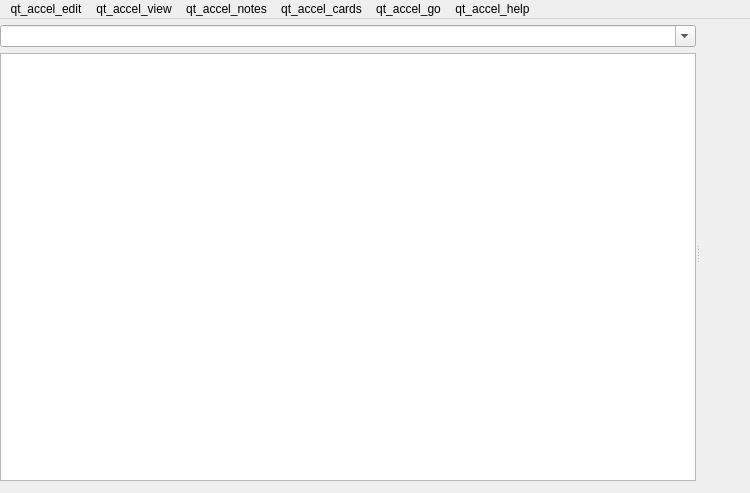
Old version of the form qt/aqt/forms/browser.ui in the repository ankitects/anki.
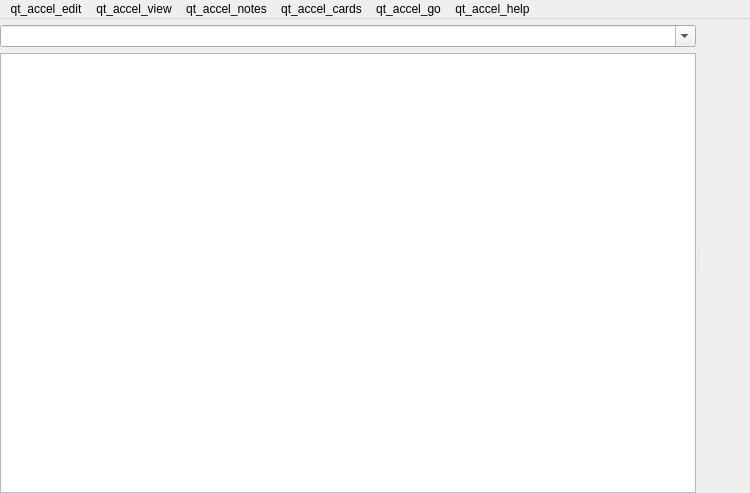
New version of the form. Icons and pictures are not drawn.

The edit to the form file:
```diff
--- a/qt/aqt/forms/browser.ui
+++ b/qt/aqt/forms/browser.ui
@@ -35,7 +35,7 @@
      <number>0</number>
     </property>
     <property name="bottomMargin">
-     <number>12</number>
+     <number>0</number>
     </property>
     <item>
      <widget class="QSplitter" name="splitter">
```
